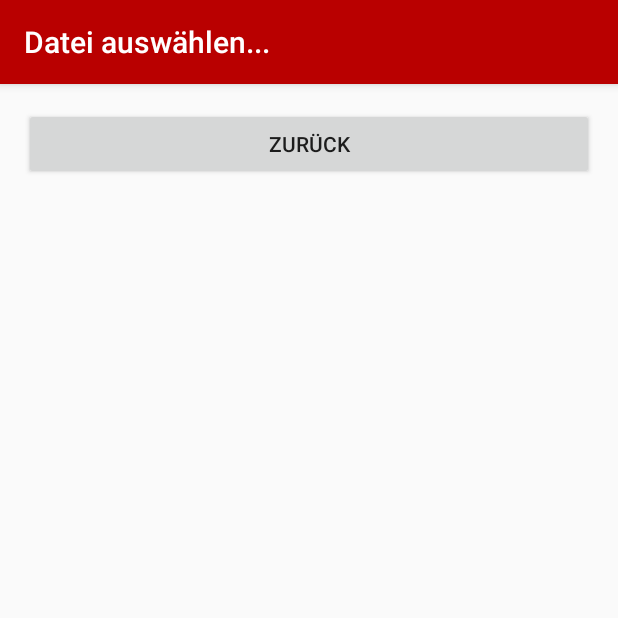
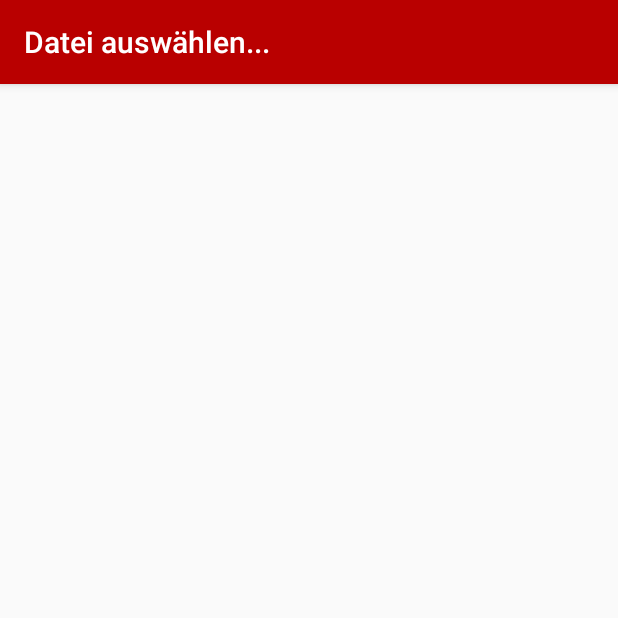
Before and after one commit to aperndorferf12/J-ME, an Android app: the FileChooserAct screen opened directly, with no data from a screen before it, on a phone screen of 412 x 824 dp, the top half of it. Run offline under Robolectric (Android 15) with nearby library versions, the phone set to English and light mode, and no system bars; 1 statement that could not run was skipped.

Commit message:
Version 1.8.1

```diff
--- a/app/src/main/res/layout/file_chooser.xml
+++ b/app/src/main/res/layout/file_chooser.xml
@@ -8,13 +8,5 @@
     android:layout_height="match_parent"
     android:padding="16dp"
     android:id="@+id/rootView">
-    <Button
-        android:layout_width="match_parent"
-        android:layout_height="match_parent"
-        android:text="Zurück"
-        android:id="@+id/back"
-        android:onClick="onBackClicked"/>
-
-
-</LinearLayout>
+ </LinearLayout>
 </ScrollView>
```
Also changed, not shown: app/src/main/java/com/example/perndorfer/j_me/FileChooserAct.java (+17 -4 lines).
